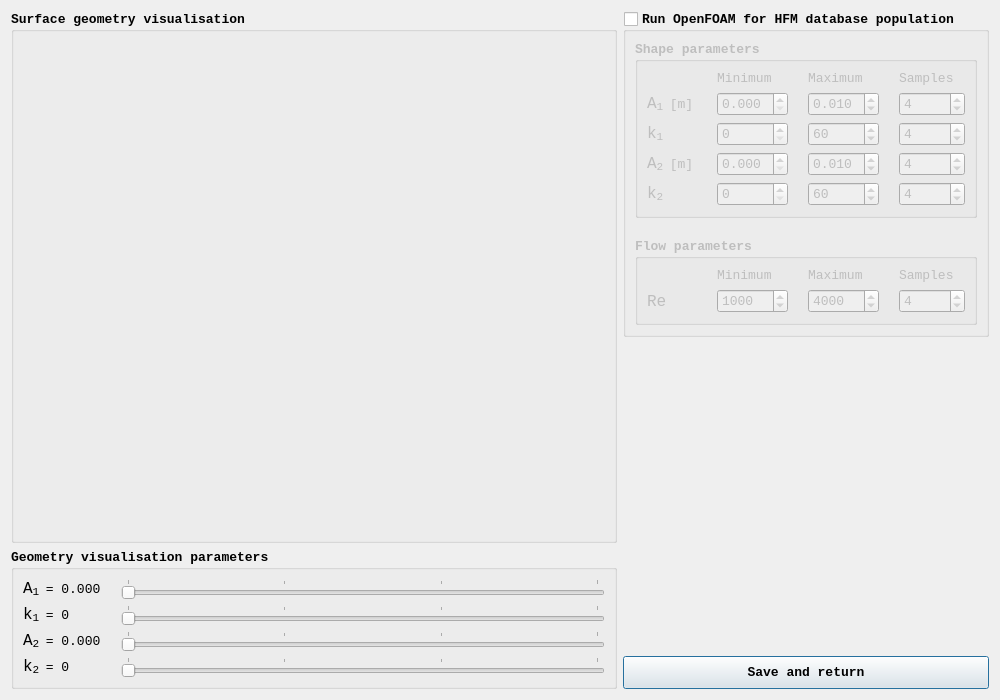
Above: src/Hammerhead/layouts/layoutHFMSettings.ui from Dani-Darko/Hammerhead before the change. Below: the same form after it.
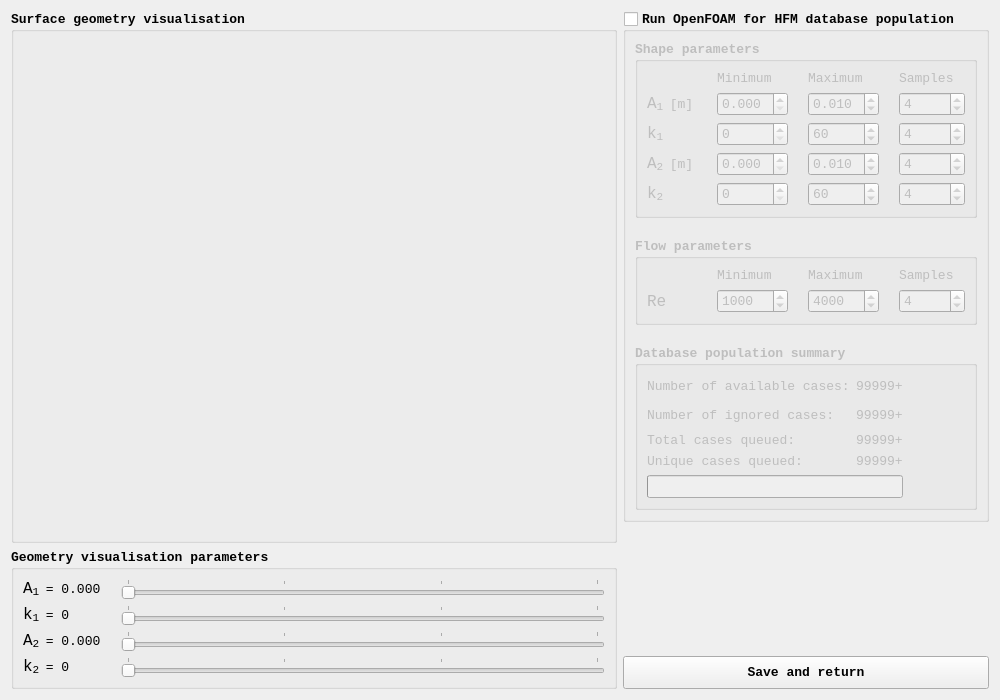
That is the form after the change. Custom widgets are drawn as their Qt base class.

Commit message: Added summary to HFM dialog

```diff
--- a/src/Hammerhead/layouts/layoutHFMSettings.ui
+++ b/src/Hammerhead/layouts/layoutHFMSettings.ui
@@ -806,6 +806,261 @@
           </layout>
          </widget>
         </item>
+        <item>
+         <widget class="QGroupBox" name="groupBoxSummary">
+          <property name="title">
+           <string>Database population summary</string>
+          </property>
+          <property name="flat">
+           <bool>true</bool>
+          </property>
+          <layout class="QGridLayout" name="gridLayoutSummary">
+           <item row="1" column="2">
+            <widget class="QPushButton" name="pushButtonOpenIgnoredCases">
+             <property name="font">
+              <font>
+               <family>Consolas</family>
+               <pointsize>10</pointsize>
+               <weight>50</weight>
+               <bold>false</bold>
+              </font>
+             </property>
+             <property name="text">
+              <string/>
+             </property>
+             <property name="flat">
+              <bool>true</bool>
+             </property>
+            </widget>
+           </item>
+           <item row="3" column="1">
+            <widget class="QLabel" name="labelUniqueQueuedCasesNum">
+             <property name="sizePolicy">
+              <sizepolicy hsizetype="Fixed" vsizetype="Preferred">
+               <horstretch>0</horstretch>
+               <verstretch>0</verstretch>
+              </sizepolicy>
+             </property>
+             <property name="font">
+              <font>
+               <family>Consolas</family>
+               <pointsize>10</pointsize>
+               <weight>50</weight>
+               <bold>false</bold>
+              </font>
+             </property>
+             <property name="text">
+              <string>99999+</string>
+             </property>
+            </widget>
+           </item>
+           <item row="3" column="0">
+            <widget class="QLabel" name="labelUniqueQueuedCases">
+             <property name="sizePolicy">
+              <sizepolicy hsizetype="Fixed" vsizetype="Preferred">
+               <horstretch>0</horstretch>
+               <verstretch>0</verstretch>
+              </sizepolicy>
+             </property>
+             <property name="font">
+              <font>
+               <family>Consolas</family>
+               <pointsize>10</pointsize>
+               <weight>50</weight>
+               <bold>false</bold>
+              </font>
+             </property>
+             <property name="text">
+              <string>Unique cases queued:</string>
+             </property>
+            </widget>
+           </item>
+           <item row="1" column="1">
+            <widget class="QLabel" name="labelIgnoredCasesNum">
+             <property name="sizePolicy">
+              <sizepolicy hsizetype="Fixed" vsizetype="Preferred">
+               <horstretch>0</horstretch>
+               <verstretch>0</verstretch>
+              </sizepolicy>
+             </property>
+             <property name="font">
+              <font>
+               <family>Consolas</family>
+               <pointsize>10</pointsize>
+               <weight>50</weight>
+               <bold>false</bold>
+              </font>
+             </property>
+             <property name="text">
+              <string>99999+</string>
+             </property>
+            </widget>
+           </item>
+           <item row="1" column="0">
+            <widget class="QLabel" name="labelIgnoredCases">
+             <property name="sizePolicy">
+              <sizepolicy hsizetype="Fixed" vsizetype="Preferred">
+               <horstretch>0</horstretch>
+               <verstretch>0</verstretch>
+              </sizepolicy>
+             </property>
+             <property name="font">
+              <font>
+               <family>Consolas</family>
+               <pointsize>10</pointsize>
+               <weight>50</weight>
+               <bold>false</bold>
+              </font>
+             </property>
+             <property name="text">
+              <string>Number of ignored cases:</string>
+             </property>
+            </widget>
+           </item>
+           <item row="0" column="0">
+            <widget class="QLabel" name="labelAvailableCases">
+             <property name="sizePolicy">
+              <sizepolicy hsizetype="Fixed" vsizetype="Preferred">
+               <horstretch>0</horstretch>
+               <verstretch>0</verstretch>
+              </sizepolicy>
+             </property>
+             <property name="font">
+              <font>
+               <family>Consolas</family>
+               <pointsize>10</pointsize>
+               <weight>50</weight>
+               <bold>false</bold>
+              </font>
+             </property>
+             <property name="text">
+              <string>Number of available cases:</string>
+             </property>
+            </widget>
+           </item>
+           <item row="2" column="0">
+            <widget class="QLabel" name="labelTotalQueuedCases">
+             <property name="sizePolicy">
+              <sizepolicy hsizetype="Fixed" vsizetype="Preferred">
+               <horstretch>0</horstretch>
+               <verstretch>0</verstretch>
+              </sizepolicy>
+             </property>
+             <property name="font">
+              <font>
+               <family>Consolas</family>
+               <pointsize>10</pointsize>
+               <weight>50</weight>
+               <bold>false</bold>
+              </font>
+             </property>
+             <property name="text">
+              <string>Total cases queued:</string>
+             </property>
+            </widget>
+           </item>
+           <item row="2" column="1">
+            <widget class="QLabel" name="labelTotalQueuedCasesNum">
+             <property name="sizePolicy">
+              <sizepolicy hsizetype="Fixed" vsizetype="Preferred">
+               <horstretch>0</horstretch>
+               <verstretch>0</verstretch>
+              </sizepolicy>
+             </property>
+             <property name="font">
+              <font>
+               <family>Consolas</family>
+               <pointsize>10</pointsize>
+               <weight>50</weight>
+               <bold>false</bold>
+              </font>
+             </property>
+             <property name="text">
+              <string>99999+</string>
+             </property>
+            </widget>
+           </item>
+           <item row="0" column="1">
+            <widget class="QLabel" name="labelAvailableCasesNum">
+             <property name="sizePolicy">
+              <sizepolicy hsizetype="Fixed" vsizetype="Preferred">
+               <horstretch>0</horstretch>
+               <verstretch>0</verstretch>
+              </sizepolicy>
+             </property>
+             <property name="font">
+              <font>
+               <family>Consolas</family>
+               <pointsize>10</pointsize>
+               <weight>50</weight>
+               <bold>false</bold>
+              </font>
+             </property>
+             <property name="text">
+              <string>99999+</string>
+             </property>
+            </widget>
+           </item>
+           <item row="0" column="2">
+            <widget class="QPushButton" name="pushButtonOpenCaseDatabase">
+             <property name="font">
+              <font>
+               <family>Consolas</family>
+               <pointsize>10</pointsize>
+               <weight>50</weight>
+               <bold>false</bold>
+              </font>
+             </property>
+             <property name="text">
+              <string/>
+             </property>
+             <property name="flat">
+              <bool>true</bool>
+             </property>
+            </widget>
+           </item>
+           <item row="4" column="0" colspan="2">
+            <widget class="QProgressBar" name="progressBarSummary">
+             <property name="font">
+              <font>
+               <family>Consolas</family>
+               <pointsize>10</pointsize>
+               <weight>50</weight>
+               <bold>false</bold>
+              </font>
+             </property>
+             <property name="maximum">
+              <number>1</number>
+             </property>
+             <property name="value">
+              <number>-1</number>
+             </property>
+             <property name="textVisible">
+              <bool>false</bool>
+             </property>
+            </widget>
+           </item>
+           <item row="4" column="2">
+            <widget class="QPushButton" name="pushButtonReloadSummary">
+             <property name="font">
+              <font>
+               <family>Consolas</family>
+               <pointsize>10</pointsize>
+               <weight>50</weight>
+               <bold>false</bold>
+              </font>
+             </property>
+             <property name="text">
+              <string/>
+             </property>
+             <property name="flat">
+              <bool>true</bool>
+             </property>
+            </widget>
+           </item>
+          </layout>
+         </widget>
+        </item>
        </layout>
       </widget>
      </item>
```
The commit also changes 3 other files.
